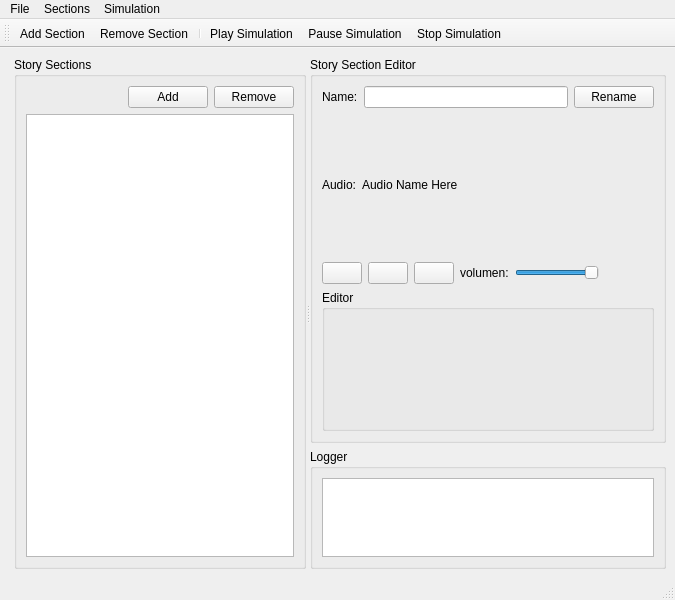
Above: Cotorro/diaEditor.ui from hummingflight/cotorro-storytelling-audio-sync-tool before the change. Below: the same form after it.
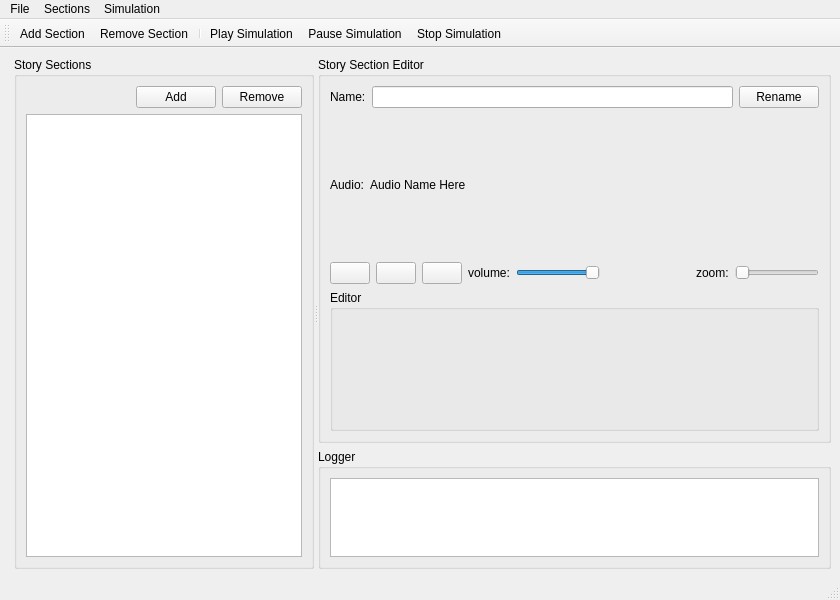
That is the form after the change. Icons and pictures are not drawn.

Commit message: feat: zoom in and out time line

The edit to the form file:
```diff
--- a/Cotorro/diaEditor.ui
+++ b/Cotorro/diaEditor.ui
@@ -6,7 +6,7 @@
    <rect>
     <x>0</x>
     <y>0</y>
-    <width>675</width>
+    <width>840</width>
     <height>600</height>
    </rect>
   </property>
@@ -223,7 +223,7 @@
               <item>
                <widget class="QLabel" name="lblVolumen">
                 <property name="text">
-                 <string>volumen:</string>
+                 <string>volume:</string>
                 </property>
                </widget>
               </item>
@@ -265,6 +265,26 @@
                 </property>
                </spacer>
               </item>
+              <item>
+               <widget class="QLabel" name="label">
+                <property name="text">
+                 <string>zoom:</string>
+                </property>
+               </widget>
+              </item>
+              <item>
+               <widget class="QSlider" name="sliderZoom">
+                <property name="sizePolicy">
+                 <sizepolicy hsizetype="Fixed" vsizetype="Fixed">
+                  <horstretch>0</horstretch>
+                  <verstretch>0</verstretch>
+                 </sizepolicy>
+                </property>
+                <property name="orientation">
+                 <enum>Qt::Horizontal</enum>
+                </property>
+               </widget>
+              </item>
              </layout>
             </item>
             <item>
@@ -311,7 +331,7 @@
     <rect>
      <x>0</x>
      <y>0</y>
-     <width>675</width>
+     <width>840</width>
      <height>20</height>
     </rect>
    </property>
```
The commit also changes 4 other files.
